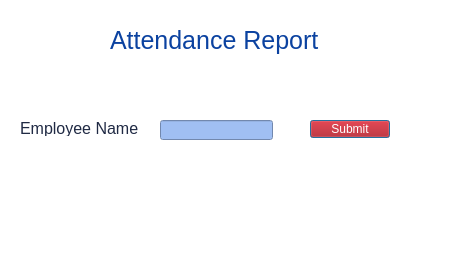
Above: Bhitti/attendance.ui from BigyaDhungana/Bhitti_v2 before the change. Below: the same form after it.
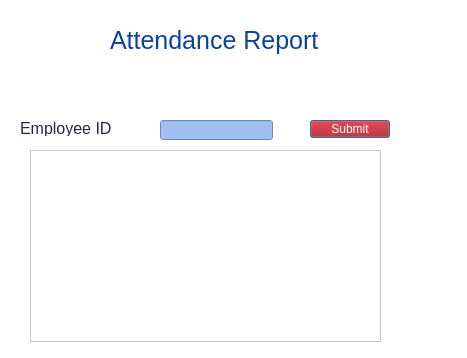
That is the form after the change. Icons and pictures are not drawn.

Patch:
```diff
--- a/Bhitti/attendance.ui
+++ b/Bhitti/attendance.ui
@@ -7,7 +7,7 @@
     <x>0</x>
     <y>0</y>
     <width>467</width>
-    <height>253</height>
+    <height>358</height>
    </rect>
   </property>
   <property name="windowTitle">
@@ -91,7 +91,7 @@
     <string notr="true">color: rgb(32, 42, 68);</string>
    </property>
    <property name="text">
-    <string>Employee Name</string>
+    <string>Employee ID</string>
    </property>
   </widget>
   <widget class="QPushButton" name="pushButton">
@@ -115,6 +115,16 @@
     <string>Submit</string>
    </property>
   </widget>
+  <widget class="QTableView" name="tableView">
+   <property name="geometry">
+    <rect>
+     <x>30</x>
+     <y>150</y>
+     <width>351</width>
+     <height>192</height>
+    </rect>
+   </property>
+  </widget>
  </widget>
  <resources/>
  <connections/>
```
Left out of the diff: 4 changed lines with no effect on the pictures.
